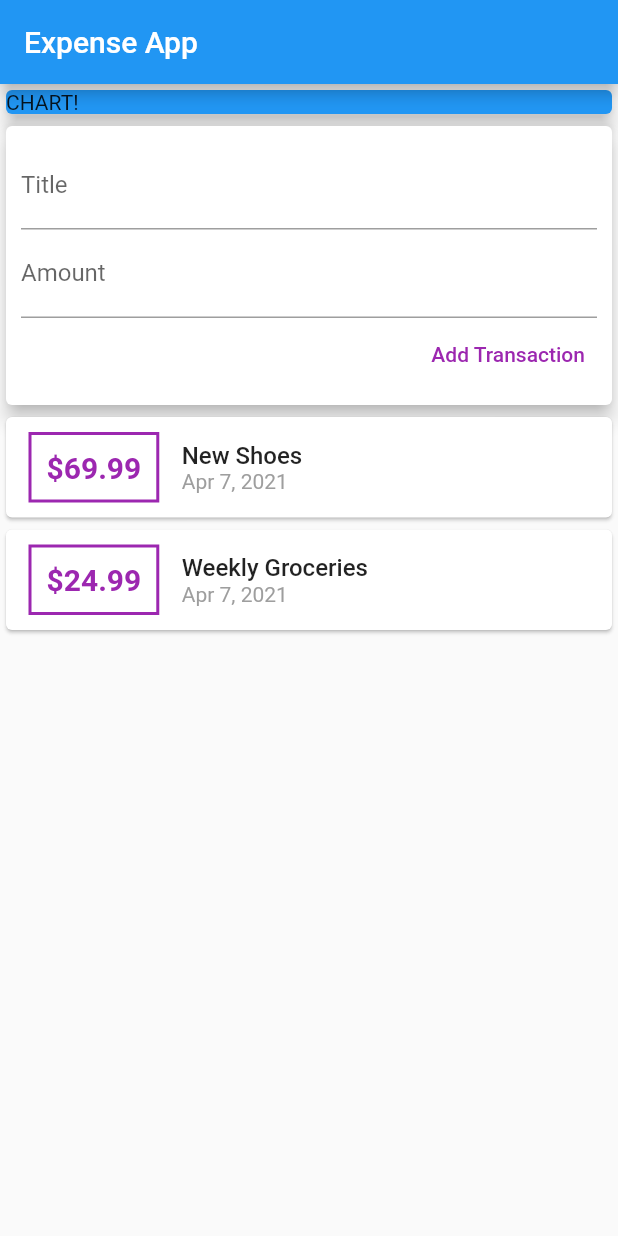
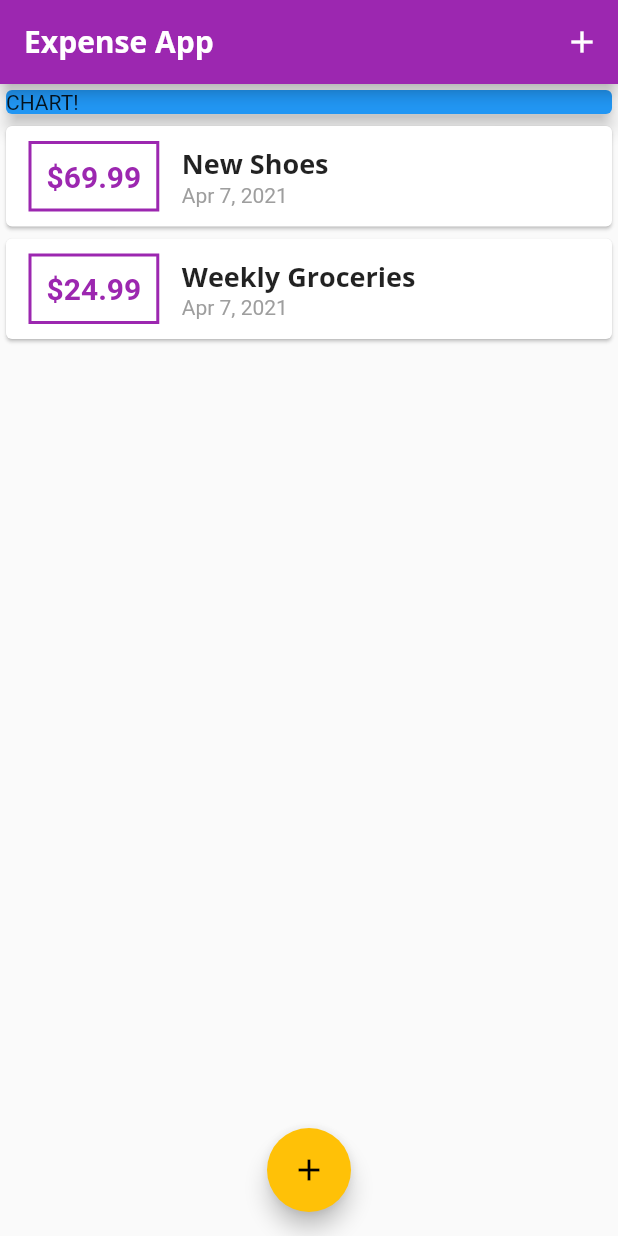
Before and after one commit to nischal08/expense_app_flutter, a Flutter app: the screen it shows after launch, on a phone screen of 412 x 824 dp. Run offline on Flutter 3.47's test engine with Material 2 defaults, Android fonts, the phone set to English and light mode, and no system bars.

Commit message:
Used theming in app

```diff
--- a/lib/main.dart
+++ b/lib/main.dart
@@ -1,7 +1,7 @@
 import 'package:flutter/material.dart';
 import 'package:personal_expense_app/widgets/new_transaction.dart';
-import 'package:personal_expense_app/widgets/user_transaction.dart';
-import 'widgets/transaction_list.dart';
+import 'package:personal_expense_app/widgets/transaction_list.dart';
+import 'models/transaction.dart';
 
 void main() {
   runApp(MyApp());
@@ -14,26 +14,82 @@
     return MaterialApp(
       title: 'Flutter Demo',
       theme: ThemeData(
-        primarySwatch: Colors.blue,
+        primarySwatch: Colors.purple,
+        accentColor: Colors.amber,
+        fontFamily: 'Quicksand',
+        textTheme: ThemeData.light().textTheme.copyWith(
+              headline6: TextStyle(
+                  fontFamily: 'OpenSans',
+                  fontSize: 18,
+                  fontWeight: FontWeight.bold),
             ),
-      home: MyHomePage(),
+        appBarTheme: AppBarTheme(
+          textTheme: ThemeData.light().textTheme.copyWith(
+                headline6: TextStyle(
+                    fontFamily: 'OpenSans',
+                    fontSize: 20,
+                    fontWeight: FontWeight.bold),
+              ),
+        ),
+      ),
+      home: MyhomePage(),
     );
   }
 }
 
-class MyHomePage extends StatelessWidget {
-  // String titleInput;
-  // String amountInput;
+class MyhomePage extends StatefulWidget {
+  @override
+  _MyhomePageState createState() => _MyhomePageState();
+}
+
+class _MyhomePageState extends State<MyhomePage> {
+  final List<Transaction> _userTransaction = [
+    Transaction(
+        id: "t1", title: 'New Shoes', amount: 69.99, date: DateTime.now()),
+    Transaction(
+        id: "t2",
+        title: 'Weekly Groceries',
+        amount: 24.99,
+        date: DateTime.now()),
+  ];
+
+  void _addNewTransaction(String txTitle, double txAmount) {
+    final newTx = Transaction(
+        title: txTitle,
+        amount: txAmount,
+        date: DateTime.now(),
+        id: DateTime.now().toString());
+    setState(() {
+      _userTransaction.add(newTx);
+    });
+  }
+
+  void _startAddNewTransaction(BuildContext ctx) {
+    showModalBottomSheet(
+        context: ctx,
+        builder: (_) {
+          return GestureDetector(
+            onTap: () {},
+            behavior: HitTestBehavior.opaque,
+            child: NewTransaction(_addNewTransaction),
+          );
+        });
+  }
 
   @override
   Widget build(BuildContext context) {
     return Scaffold(
       appBar: AppBar(
+        actions: [
+          IconButton(
+            icon: Icon(Icons.add),
+            onPressed: () => _startAddNewTransaction(context),
+          ),
+        ],
         title: Text("Expense App"),
       ),
       body: SingleChildScrollView(
         child: Column(
-            // mainAxisAlignment: MainAxisAlignment.spaceAround,
           crossAxisAlignment: CrossAxisAlignment.stretch,
           children: [
             Container(
@@ -44,9 +100,14 @@
                 elevation: 5,
               ),
             ),
-             UserTransaction(),
+            TransactionList(_userTransaction),
           ],
         ),
+      ),
+      floatingActionButtonLocation: FloatingActionButtonLocation.centerFloat,
+      floatingActionButton: FloatingActionButton(
+        child: Icon(Icons.add),
+        onPressed: () => _startAddNewTransaction(context),
       ),
     );
   }
--- a/lib/widgets/transaction_list.dart
+++ b/lib/widgets/transaction_list.dart
@@ -20,16 +20,16 @@
                     horizontal: 15,
                   ),
                   child: Text(
-                    '\$${userTransaction[index].amount}',
+                    '\$${userTransaction[index].amount.toStringAsFixed(2)}',
                     style: TextStyle(
                       fontWeight: FontWeight.bold,
                       fontSize: 20,
-                      color: Colors.purple,
+                     color: Theme.of(context).primaryColor,
                     ),
                   ),
                   decoration: BoxDecoration(
                     border: Border.all(
-                      color: Colors.purple,
+                      color: Theme.of(context).primaryColor,
                       width: 2,
                     ),
                   ),
@@ -40,10 +40,7 @@
                   children: [
                     Text(
                       userTransaction[index].title,
-                      style: TextStyle(
-                        fontSize: 16,
-                        fontWeight: FontWeight.w500,
-                      ),
+                      style:Theme.of(context).textTheme.headline6,
                     ),
                     Text(
                       DateFormat.yMMMd().format(userTransaction[index].date),
@@ -58,11 +55,7 @@
           );
         },
         itemCount: userTransaction.length,
-        // children: userTransaction
-        //     .map(
-        //       (transaction) => ,
-        //     )
-        //     .toList(),
+
       ),
     );
   }
--- a/lib/widgets/user_transaction.dart
+++ /dev/null
@@ -1,42 +0,0 @@
-import 'package:flutter/material.dart';
-import 'package:personal_expense_app/models/transaction.dart';
-import 'package:personal_expense_app/widgets/new_transaction.dart';
-import 'package:personal_expense_app/widgets/transaction_list.dart';
-
-class UserTransaction extends StatefulWidget {
-  @override
-  _UserTransactionState createState() => _UserTransactionState();
-}
-
-class _UserTransactionState extends State<UserTransaction> {
-  final List<Transaction> _userTransaction = [
-    Transaction(
-        id: "t1", title: 'New Shoes', amount: 69.99, date: DateTime.now()),
-    Transaction(
-        id: "t2",
-        title: 'Weekly Groceries',
-        amount: 24.99,
-        date: DateTime.now()),
-  ];
-
-  void _addNewTransaction(String txTitle, double txAmount) {
-    final newTx = Transaction(
-        title: txTitle,
-        amount: txAmount,
-        date: DateTime.now(),
-        id: DateTime.now().toString());
-    setState(() {
-      _userTransaction.add(newTx);
-    });
-  }
-
-  @override
-  Widget build(BuildContext context) {
-    return Column(
-      children: [
-        NewTransaction(_addNewTransaction),
-        TransactionList(_userTransaction),
-      ],
-    );
-  }
-}
```
Also changed, not shown: lib/widgets/new_transaction.dart (+23 -10 lines), pubspec.yaml (+12 -13 lines), assets/fonts/OpenSans-Bold.ttf (added), assets/fonts/OpenSans-Regular.ttf (added), assets/fonts/Quicksand-Bold.ttf (added), assets/fonts/Quicksand-Regular.ttf (added). Lines whose indentation alone changed are shown as unchanged.
